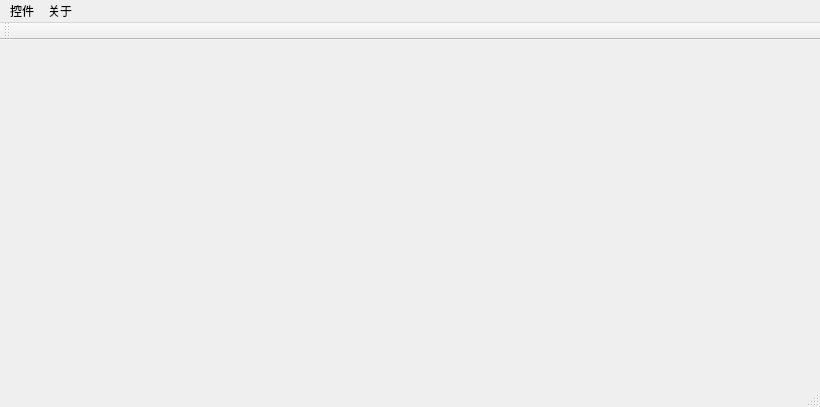
w809291634/QT_Creator_Study, file Qt_exp/basic_controls/mainwindow.ui: the form before one commit.
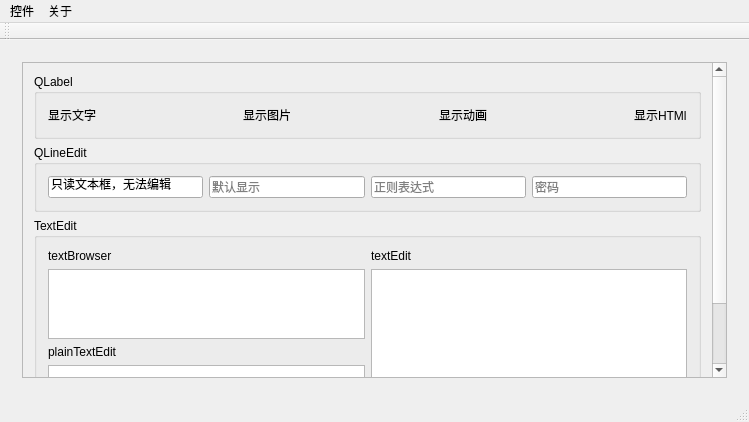
The form after the commit. The open tabs and pages were chosen to show the change.

```diff
--- a/Qt_exp/basic_controls/mainwindow.ui
+++ b/Qt_exp/basic_controls/mainwindow.ui
@@ -6,16 +6,16 @@
    <rect>
     <x>0</x>
     <y>0</y>
-    <width>820</width>
-    <height>407</height>
+    <width>749</width>
+    <height>422</height>
    </rect>
   </property>
   <property name="windowTitle">
    <string>MainWindow</string>
   </property>
   <widget class="QWidget" name="centralWidget">
-   <layout class="QGridLayout" name="gridLayout">
-    <item row="1" column="0">
+   <layout class="QGridLayout" name="gridLayout_9">
+    <item row="0" column="0">
      <widget class="QStackedWidget" name="stackedWidget">
       <property name="currentIndex">
        <number>0</number>
@@ -220,10 +220,366 @@
         </item>
        </layout>
       </widget>
-      <widget class="QWidget" name="page_2_text"/>
-      <widget class="QWidget" name="page_3_bar"/>
-      <widget class="QWidget" name="page_4_etime"/>
-      <widget class="QWidget" name="page_5_etc"/>
+      <widget class="QWidget" name="page_2_text">
+       <layout class="QGridLayout" name="gridLayout_8">
+        <item row="1" column="0">
+         <widget class="QScrollArea" name="scrollArea">
+          <property name="widgetResizable">
+           <bool>true</bool>
+          </property>
+          <widget class="QWidget" name="scrollAreaWidgetContents">
+           <property name="geometry">
+            <rect>
+             <x>0</x>
+             <y>0</y>
+             <width>682</width>
+             <height>421</height>
+            </rect>
+           </property>
+           <layout class="QGridLayout" name="gridLayout_12">
+            <item row="0" column="0">
+             <widget class="QGroupBox" name="groupBox">
+              <property name="title">
+               <string>QLabel</string>
+              </property>
+              <layout class="QGridLayout" name="gridLayout">
+               <item row="0" column="0">
+                <widget class="QLabel" name="lab_1">
+                 <property name="text">
+                  <string>显示文字</string>
+                 </property>
+                </widget>
+               </item>
+               <item row="0" column="1">
+                <spacer name="horizontalSpacer">
+                 <property name="orientation">
+                  <enum>Qt::Horizontal</enum>
+                 </property>
+                 <property name="sizeHint" stdset="0">
+                  <size>
+                   <width>114</width>
+                   <height>20</height>
+                  </size>
+                 </property>
+                </spacer>
+               </item>
+               <item row="0" column="2">
+                <widget class="QLabel" name="lab_2">
+                 <property name="text">
+                  <string>显示图片</string>
+                 </property>
+                </widget>
+               </item>
+               <item row="0" column="3">
+                <spacer name="horizontalSpacer_2">
+                 <property name="orientation">
+                  <enum>Qt::Horizontal</enum>
+                 </property>
+                 <property name="sizeHint" stdset="0">
+                  <size>
+                   <width>115</width>
+                   <height>20</height>
+                  </size>
+                 </property>
+                </spacer>
+               </item>
+               <item row="0" column="4">
+                <widget class="QLabel" name="lab_3">
+                 <property name="text">
+                  <string>显示动画</string>
+                 </property>
+                </widget>
+               </item>
+               <item row="0" column="5">
+                <spacer name="horizontalSpacer_3">
+                 <property name="orientation">
+                  <enum>Qt::Horizontal</enum>
+                 </property>
+                 <property name="sizeHint" stdset="0">
+                  <size>
+                   <width>114</width>
+                   <height>20</height>
+                  </size>
+                 </property>
+                </spacer>
+               </item>
+               <item row="0" column="6">
+                <widget class="QLabel" name="lab_4">
+                 <property name="text">
+                  <string>显示HTMl</string>
+                 </property>
+                </widget>
+               </item>
+              </layout>
+             </widget>
+            </item>
+            <item row="1" column="0">
+             <widget class="QGroupBox" name="groupBox_2">
+              <property name="title">
+               <string>QLineEdit</string>
+              </property>
+              <layout class="QGridLayout" name="gridLayout_10">
+               <item row="0" column="0">
+                <widget class="QLineEdit" name="lineEdit_1">
+                 <property name="text">
+                  <string>只读文本框，无法编辑</string>
+                 </property>
+                 <property name="readOnly">
+                  <bool>true</bool>
+                 </property>
+                </widget>
+               </item>
+               <item row="0" column="1">
+                <widget class="QLineEdit" name="lineEdit_2">
+                 <property name="placeholderText">
+                  <string>默认显示</string>
+                 </property>
+                </widget>
+               </item>
+               <item row="0" column="2">
+                <widget class="QLineEdit" name="lineEdit_3">
+                 <property name="placeholderText">
+                  <string>正则表达式</string>
+                 </property>
+                </widget>
+               </item>
+               <item row="0" column="3">
+                <widget class="QLineEdit" name="lineEdit_4">
+                 <property name="echoMode">
+                  <enum>QLineEdit::Password</enum>
+                 </property>
+                 <property name="placeholderText">
+                  <string>密码</string>
+                 </property>
+                </widget>
+               </item>
+              </layout>
+             </widget>
+            </item>
+            <item row="2" column="0">
+             <widget class="QGroupBox" name="groupBox_3">
+              <property name="title">
+               <string>TextEdit</string>
+              </property>
+              <layout class="QGridLayout" name="gridLayout_11">
+               <item row="1" column="0">
+                <layout class="QVBoxLayout" name="verticalLayout">
+                 <item>
+                  <widget class="QTextBrowser" name="textBrowser"/>
+                 </item>
+                 <item>
+                  <widget class="QLabel" name="label_3">
+                   <property name="text">
+                    <string>plainTextEdit</string>
+                   </property>
+                  </widget>
+                 </item>
+                 <item>
+                  <widget class="QPlainTextEdit" name="plainTextEdit"/>
+                 </item>
+                </layout>
+               </item>
+               <item row="1" column="1">
+                <widget class="QTextEdit" name="textEdit"/>
+               </item>
+               <item row="0" column="0">
+                <widget class="QLabel" name="label">
+                 <property name="text">
+                  <string>textBrowser</string>
+                 </property>
+                </widget>
+               </item>
+               <item row="0" column="1">
+                <widget class="QLabel" name="label_2">
+                 <property name="text">
+                  <string>textEdit</string>
+                 </property>
+                </widget>
+               </item>
+              </layout>
+             </widget>
+            </item>
+           </layout>
+          </widget>
+         </widget>
+        </item>
+       </layout>
+      </widget>
+      <widget class="QWidget" name="page_3_bar">
+       <layout class="QGridLayout" name="gridLayout_14">
+        <item row="0" column="0">
+         <widget class="QGroupBox" name="groupBox_4">
+          <property name="title">
+           <string>GroupBox</string>
+          </property>
+          <layout class="QGridLayout" name="gridLayout_13">
+           <item row="0" column="0">
+            <layout class="QVBoxLayout" name="verticalLayout_2">
+             <item>
+              <widget class="QProgressBar" name="progressBar">
+               <property name="value">
+                <number>24</number>
+               </property>
+              </widget>
+             </item>
+             <item>
+              <widget class="QSlider" name="horizontalSlider">
+               <property name="orientation">
+                <enum>Qt::Horizontal</enum>
+               </property>
+              </widget>
+             </item>
+             <item>
+              <widget class="QScrollBar" name="horizontalScrollBar">
+               <property name="orientation">
+                <enum>Qt::Horizontal</enum>
+               </property>
+              </widget>
+             </item>
+            </layout>
+           </item>
+           <item row="0" column="1">
+            <widget class="QSlider" name="verticalSlider">
+             <property name="orientation">
+              <enum>Qt::Vertical</enum>
+             </property>
+            </widget>
+           </item>
+           <item row="0" column="2">
+            <widget class="QScrollBar" name="verticalScrollBar">
+             <property name="orientation">
+              <enum>Qt::Vertical</enum>
+             </property>
+            </widget>
+           </item>
+          </layout>
+         </widget>
+        </item>
+       </layout>
+      </widget>
+      <widget class="QWidget" name="page_4_etime">
+       <layout class="QGridLayout" name="gridLayout_15">
+        <item row="0" column="0">
+         <widget class="QGroupBox" name="groupBox_5">
+          <property name="title">
+           <string>Date and Time</string>
+          </property>
+          <layout class="QGridLayout" name="gridLayout_16">
+           <item row="0" column="0">
+            <widget class="QTimeEdit" name="timeEdit"/>
+           </item>
+           <item row="1" column="0">
+            <widget class="QDateEdit" name="dateEdit"/>
+           </item>
+           <item row="2" column="0">
+            <widget class="QDateTimeEdit" name="dateTimeEdit"/>
+           </item>
+          </layout>
+         </widget>
+        </item>
+        <item row="0" column="1">
+         <widget class="QCalendarWidget" name="calendarWidget"/>
+        </item>
+       </layout>
+      </widget>
+      <widget class="QWidget" name="page_5_etc">
+       <layout class="QGridLayout" name="gridLayout_17">
+        <item row="0" column="0">
+         <layout class="QHBoxLayout" name="horizontalLayout_2">
+          <item>
+           <widget class="QToolBox" name="toolBox">
+            <property name="currentIndex">
+             <number>1</number>
+            </property>
+            <widget class="QWidget" name="page">
+             <property name="geometry">
+              <rect>
+               <x>0</x>
+               <y>0</y>
+               <width>209</width>
+               <height>62</height>
+              </rect>
+             </property>
+             <attribute name="label">
+              <string>Page 1</string>
+             </attribute>
+             <layout class="QGridLayout" name="gridLayout_19">
+              <item row="0" column="0">
+               <widget class="QCommandLinkButton" name="commandLinkButton">
+                <property name="text">
+                 <string>CommandLinkButton</string>
+                </property>
+               </widget>
+              </item>
+             </layout>
+            </widget>
+            <widget class="QWidget" name="page_2">
+             <property name="geometry">
+              <rect>
+               <x>0</x>
+               <y>0</y>
+               <width>68</width>
+               <height>43</height>
+              </rect>
+             </property>
+             <attribute name="label">
+              <string>Page 2</string>
+             </attribute>
+             <layout class="QGridLayout" name="gridLayout_20">
+              <item row="0" column="0">
+               <widget class="QKeySequenceEdit" name="keySequenceEdit"/>
+              </item>
+             </layout>
+            </widget>
+           </widget>
+          </item>
+          <item>
+           <layout class="QVBoxLayout" name="verticalLayout_3">
+            <item>
+             <widget class="QGroupBox" name="groupBox_6">
+              <property name="title">
+               <string>GroupBox</string>
+              </property>
+              <layout class="QGridLayout" name="gridLayout_18">
+               <item row="0" column="0">
+                <layout class="QHBoxLayout" name="horizontalLayout">
+                 <item>
+                  <widget class="QDial" name="dial"/>
+                 </item>
+                 <item>
+                  <widget class="QLCDNumber" name="lcdNumber"/>
+                 </item>
+                </layout>
+               </item>
+              </layout>
+             </widget>
+            </item>
+            <item>
+             <spacer name="verticalSpacer">
+              <property name="orientation">
+               <enum>Qt::Vertical</enum>
+              </property>
+              <property name="sizeHint" stdset="0">
+               <size>
+                <width>20</width>
+                <height>40</height>
+               </size>
+              </property>
+             </spacer>
+            </item>
+            <item>
+             <widget class="QDialogButtonBox" name="buttonBox">
+              <property name="standardButtons">
+               <set>QDialogButtonBox::Cancel|QDialogButtonBox::Ok</set>
+              </property>
+             </widget>
+            </item>
+           </layout>
+          </item>
+         </layout>
+        </item>
+       </layout>
+      </widget>
      </widget>
     </item>
    </layout>
@@ -233,7 +589,7 @@
     <rect>
      <x>0</x>
      <y>0</y>
-     <width>820</width>
+     <width>749</width>
      <height>26</height>
     </rect>
    </property>
```
Left out of the diff: 171 changed lines with no effect on the pictures.
